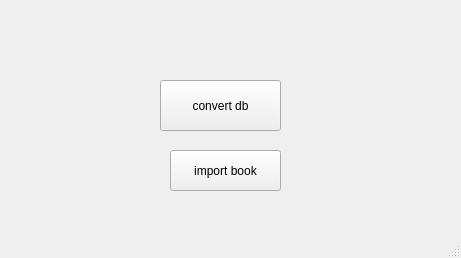
The window that mainwindow.ui (alkotobi/DBConverterWin) describes before a commit, drawn with Qt 5.
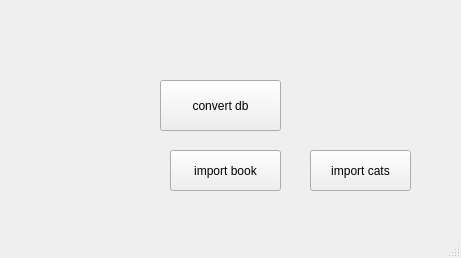
The same window after the commit.

Commit message: finish cat import

The edit to the form file:
```diff
--- a/mainwindow.ui
+++ b/mainwindow.ui
@@ -40,6 +40,19 @@
      <string>import book</string>
     </property>
    </widget>
+   <widget class="QPushButton" name="importCats">
+    <property name="geometry">
+     <rect>
+      <x>310</x>
+      <y>150</y>
+      <width>101</width>
+      <height>41</height>
+     </rect>
+    </property>
+    <property name="text">
+     <string>import cats</string>
+    </property>
+   </widget>
   </widget>
   <widget class="QMenuBar" name="menubar">
    <property name="geometry">
```
The commit also changes 18 other files.
